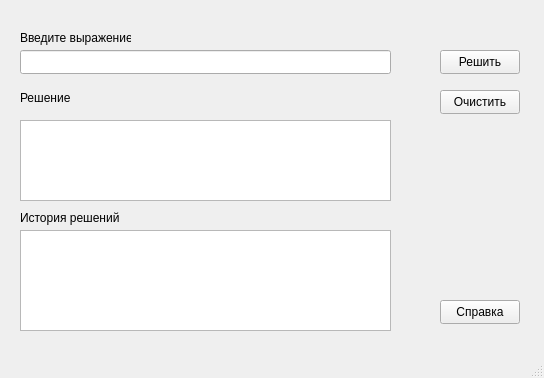
Qt form frontend/src/mainwindow.ui (mrzyabliq/NelderMead) before a commit.
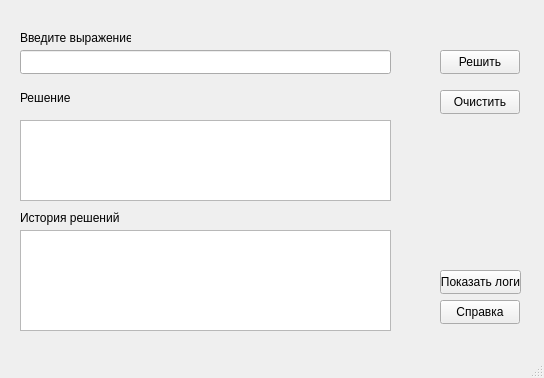
The same form after that commit.

The edit to the form file:
```diff
--- a/frontend/src/mainwindow.ui
+++ b/frontend/src/mainwindow.ui
@@ -122,6 +122,19 @@
      <string>Справка</string>
     </property>
    </widget>
+   <widget class="QPushButton" name="showLogsButton">
+    <property name="geometry">
+     <rect>
+      <x>440</x>
+      <y>270</y>
+      <width>81</width>
+      <height>24</height>
+     </rect>
+    </property>
+    <property name="text">
+     <string>Показать логи</string>
+    </property>
+   </widget>
   </widget>
   <widget class="QMenuBar" name="menubar">
    <property name="geometry">
```
